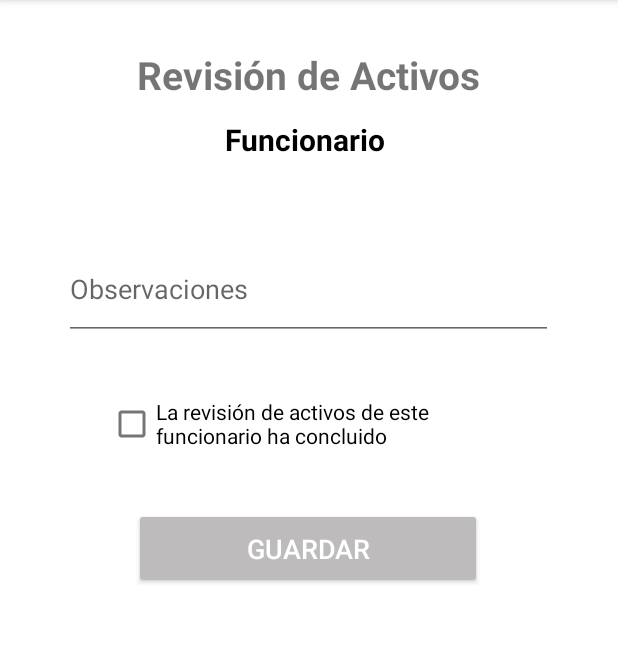
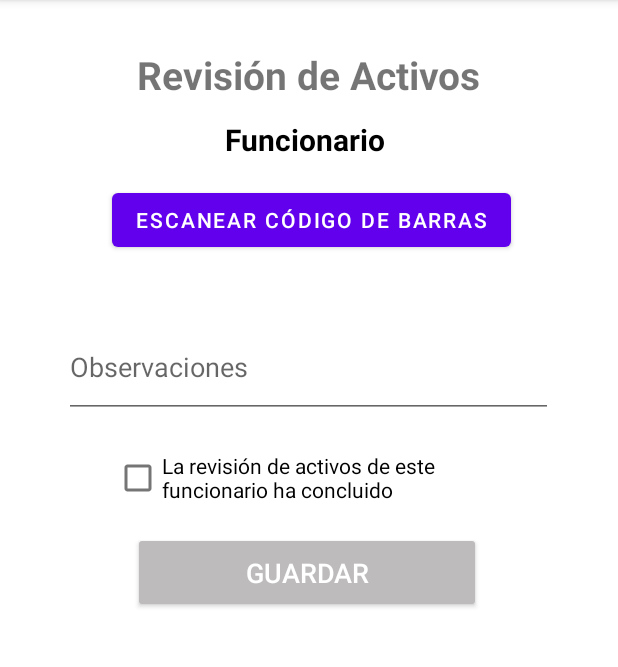
Before and after one commit to joao034/controlInventarioAndroid, an Android app: the DescriptionActivity screen opened directly, with no data from a screen before it, on a phone screen of 412 x 824 dp, the part 84-751 px from its top. Run offline under Robolectric (Android 15) with nearby library versions, the phone set to English and light mode, and no system bars; our stand-ins replace Volley; libraries missing offline, so code that uses them is left out: com.google.zxing.integration; network calls fail; 4 statements that could not run were skipped.

Commit message:
Implementacion Lector codigo de barras

```diff
--- a/app/build.gradle
+++ b/app/build.gradle
@@ -8,7 +8,7 @@ android {
 
     defaultConfig {
         applicationId "com.example.controlinventario"
-        minSdkVersion 16
+        minSdkVersion 24
         targetSdkVersion 30
         versionCode 1
         versionName "1.0"
@@ -34,6 +34,7 @@ dependencies {
     implementation 'androidx.cardview:cardview:1.0.0'
     implementation 'androidx.recyclerview:recyclerview:1.2.1'
     implementation 'com.google.android.material:material:1.4.0'
+    implementation 'com.journeyapps:zxing-android-embedded:4.1.0'
     implementation 'androidx.constraintlayout:constraintlayout:2.0.4'
     testImplementation 'junit:junit:4.+'
     androidTestImplementation 'androidx.test.ext:junit:1.1.3'
--- a/app/src/main/AndroidManifest.xml
+++ b/app/src/main/AndroidManifest.xml
@@ -12,7 +12,9 @@
         android:roundIcon="@mipmap/ic_launcher_round"
         android:supportsRtl="true"
         android:theme="@style/Theme.ControlInventario"
-        android:usesCleartextTraffic="true">
+        android:usesCleartextTraffic="true"
+        android:hardwareAccelerated="true">
+
         <activity
             android:name=".DescriptionActivity"
             android:exported="true" />
--- a/app/src/main/java/com/example/controlinventario/Funcionario.java
+++ b/app/src/main/java/com/example/controlinventario/Funcionario.java
@@ -1,10 +1,13 @@
 package com.example.controlinventario;
 
 import java.io.Serializable;
+import java.util.ArrayList;
+import java.util.List;
 
 public class Funcionario implements Serializable {
     private String id, nombre, apellido;
     private int numActivos;
+    List<Activo> activos;
 
     public Funcionario(String id) {
         this.id = id;
@@ -15,6 +18,7 @@ public class Funcionario implements Serializable {
         this.nombre = nombre;
         this.apellido = apellido;
         this.numActivos = numActivos;
+        this.activos = new ArrayList<>();
     }
 
     public String getId() {
--- a/app/src/main/res/layout/activity_description.xml
+++ b/app/src/main/res/layout/activity_description.xml
@@ -36,11 +36,11 @@
         android:id="@+id/res_activos"
         android:layout_width="0dp"
         android:layout_height="wrap_content"
-        android:layout_marginTop="36dp"
+        android:layout_marginTop="24dp"
         app:layout_constraintEnd_toEndOf="parent"
         app:layout_constraintHorizontal_bias="0.0"
         app:layout_constraintStart_toStartOf="parent"
-        app:layout_constraintTop_toBottomOf="@+id/nombreFuncionario" />
+        app:layout_constraintTop_toBottomOf="@+id/btnScan" />
 
     <com.google.android.material.textfield.TextInputEditText
         android:id="@+id/observacion"
@@ -58,14 +58,14 @@
         style="@style/Widget.AppCompat.Button.Small"
         android:layout_width="232dp"
         android:layout_height="54dp"
-        android:layout_marginTop="36dp"
+        android:layout_marginTop="16dp"
         android:onClick="guardarProceso"
         android:text="Guardar"
         android:textSize="18dp"
         app:backgroundTint="#BDBBBB"
         app:cornerRadius="10dp"
         app:layout_constraintEnd_toEndOf="parent"
-        app:layout_constraintHorizontal_bias="0.497"
+        app:layout_constraintHorizontal_bias="0.491"
         app:layout_constraintStart_toStartOf="parent"
         app:layout_constraintTop_toBottomOf="@+id/checkBox" />
 
@@ -73,12 +73,23 @@
         android:id="@+id/checkBox"
         android:layout_width="262dp"
         android:layout_height="40dp"
-        android:layout_marginStart="72dp"
-        android:layout_marginLeft="72dp"
-        android:layout_marginTop="36dp"
+        android:layout_marginStart="76dp"
+        android:layout_marginTop="20dp"
         android:text="La revisión de activos de este funcionario ha concluido"
         app:layout_constraintStart_toStartOf="parent"
         app:layout_constraintTop_toBottomOf="@+id/observacion"
         tools:ignore="TouchTargetSizeCheck" />
 
+    <Button
+        android:id="@+id/btnScan"
+        android:layout_width="wrap_content"
+        android:layout_height="wrap_content"
+        android:layout_marginTop="16dp"
+        android:text="Escanear Código de Barras"
+        android:onClick="escanearCodigoBarras"
+        app:layout_constraintEnd_toEndOf="parent"
+        app:layout_constraintHorizontal_bias="0.513"
+        app:layout_constraintStart_toStartOf="parent"
+        app:layout_constraintTop_toBottomOf="@+id/nombreFuncionario" />
+
 </androidx.constraintlayout.widget.ConstraintLayout>
```
Also changed, not shown: app/src/main/java/com/example/controlinventario/DescriptionActivity.java (+38 -1 lines).
